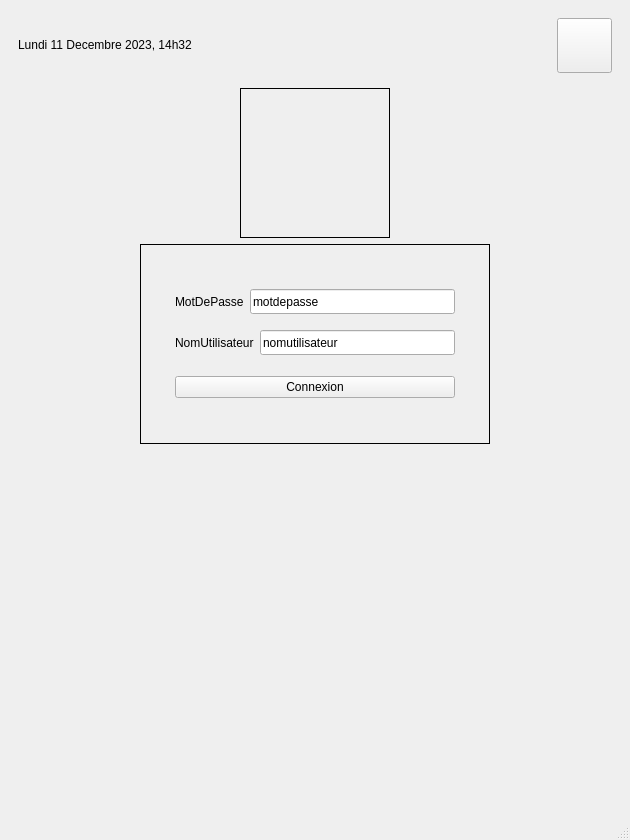
This is mainwindow.ui in SellierL/Concevoir_IU as Qt 5 draws it before an edit. The edited form follows.
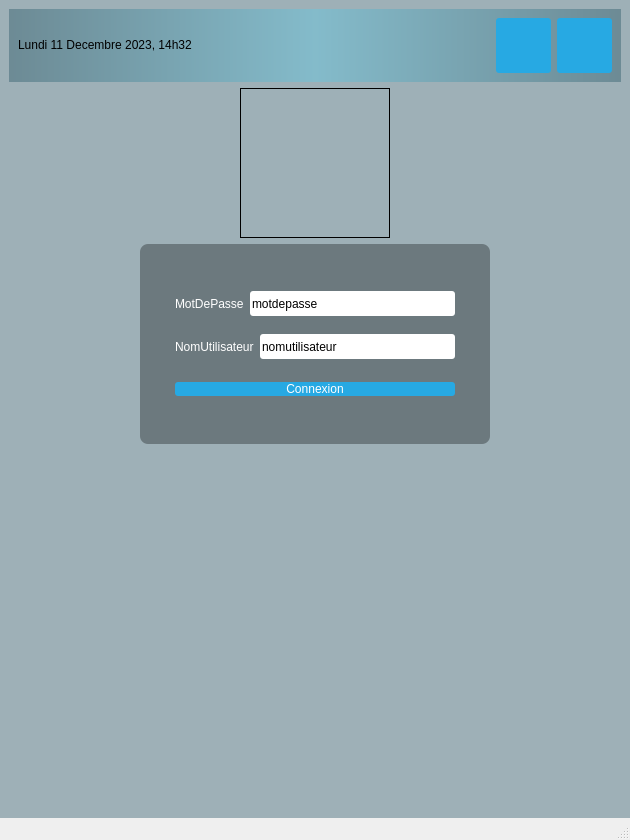
This is the edited form. Icons and pictures are not drawn.

```diff
--- a/mainwindow.ui
+++ b/mainwindow.ui
@@ -14,9 +14,19 @@
    <string>MainWindow</string>
   </property>
   <widget class="QWidget" name="centralwidget">
+   <property name="styleSheet">
+    <string notr="true">#centralwidget
+{
+background: rgba(32, 80, 96, 100);
+border-image: url(:/images/fond_connexion1.png);
+}</string>
+   </property>
    <layout class="QVBoxLayout" name="verticalLayout">
     <item>
      <widget class="QWidget" name="PanneauArretDeconnexion_2" native="true">
+      <property name="styleSheet">
+       <string notr="true">#PanneauArretDeconnexion_2 { background-color: qlineargradient(spread:reflect, x1:0.5, y1:0, x2:0, y2:0, stop:0 rgba(91, 204, 233, 100), stop:1 rgba(32, 80, 96, 100)); }</string>
+      </property>
       <layout class="QHBoxLayout" name="PanneauArretDeconnexion">
        <item>
         <widget class="QLabel" name="DateHeureCourante">
@@ -38,6 +48,39 @@
          </property>
         </spacer>
        </item>
+       <item>
+        <widget class="QPushButton" name="BoutonDeconnexion">
+         <property name="sizePolicy">
+          <sizepolicy hsizetype="Fixed" vsizetype="Fixed">
+           <horstretch>0</horstretch>
+           <verstretch>0</verstretch>
+          </sizepolicy>
+         </property>
+         <property name="minimumSize">
+          <size>
+           <width>55</width>
+           <height>55</height>
+          </size>
+         </property>
+         <property name="styleSheet">
+          <string notr="true">QPushButton
+{
+color: white;
+background-color: #27a9e3;
+border-width: 0px;
+border-radius: 3px;
+}
+QPushButton:hover { background-color: #66c011; }</string>
+         </property>
+         <property name="text">
+          <string/>
+         </property>
+         <property name="icon">
+          <iconset resource="ressources.qrc">
+           <normaloff>:/icones/icone-deconnexion.png</normaloff>:/icones/icone-deconnexion.png</iconset>
+         </property>
+        </widget>
+       </item>
        <item>
         <widget class="QPushButton" name="BoutonArret">
          <property name="sizePolicy">
@@ -52,6 +95,16 @@
            <height>55</height>
           </size>
          </property>
+         <property name="styleSheet">
+          <string notr="true">QPushButton
+{
+color: white;
+background-color: #27a9e3;
+border-width: 0px;
+border-radius: 3px;
+}
+QPushButton:hover { background-color: #66c011; }</string>
+         </property>
          <property name="text">
           <string/>
          </property>
@@ -112,7 +165,7 @@
          </size>
         </property>
         <property name="styleSheet">
-         <string notr="true">#FormulaireDeConnexion {border: 1px solid;}</string>
+         <string notr="true">#FormulaireDeConnexion { background: rgba(0, 0, 0, 80); border-radius: 8px; }</string>
         </property>
         <layout class="QVBoxLayout" name="ConnexionContainer">
          <property name="leftMargin">
@@ -131,6 +184,10 @@
           <layout class="QHBoxLayout" name="motdepasseLayout">
            <item>
             <widget class="QLabel" name="label_2">
+             <property name="styleSheet">
+              <string notr="true">QLabel { color: white; }
+</string>
+             </property>
              <property name="text">
               <string>MotDePasse</string>
              </property>
@@ -150,6 +207,9 @@
                <height>0</height>
               </size>
              </property>
+             <property name="styleSheet">
+              <string notr="true">QLineEdit { border-radius: 3px; }</string>
+             </property>
              <property name="text">
               <string>motdepasse</string>
              </property>
@@ -161,6 +221,9 @@
           <layout class="QHBoxLayout" name="nomutilisateurLayout">
            <item>
             <widget class="QLabel" name="label">
+             <property name="styleSheet">
+              <string notr="true">QLabel { color: white; }</string>
+             </property>
              <property name="text">
               <string>NomUtilisateur</string>
              </property>
@@ -174,6 +237,9 @@
                <height>25</height>
               </size>
              </property>
+             <property name="styleSheet">
+              <string notr="true">QLineEdit { border-radius: 3px; }</string>
+             </property>
              <property name="text">
               <string>nomutilisateur</string>
              </property>
@@ -199,6 +265,16 @@
          </item>
          <item>
           <widget class="QPushButton" name="BoutonConnexion">
+           <property name="styleSheet">
+            <string notr="true">QPushButton
+{
+color: white;
+background-color: #27a9e3;
+border-width: 0px;
+border-radius: 3px;
+}
+QPushButton:hover { background-color: #66c011; }</string>
+           </property>
            <property name="text">
             <string>Connexion</string>
            </property>
```
Left out of the diff: 8 changed lines with no effect on the pictures.
